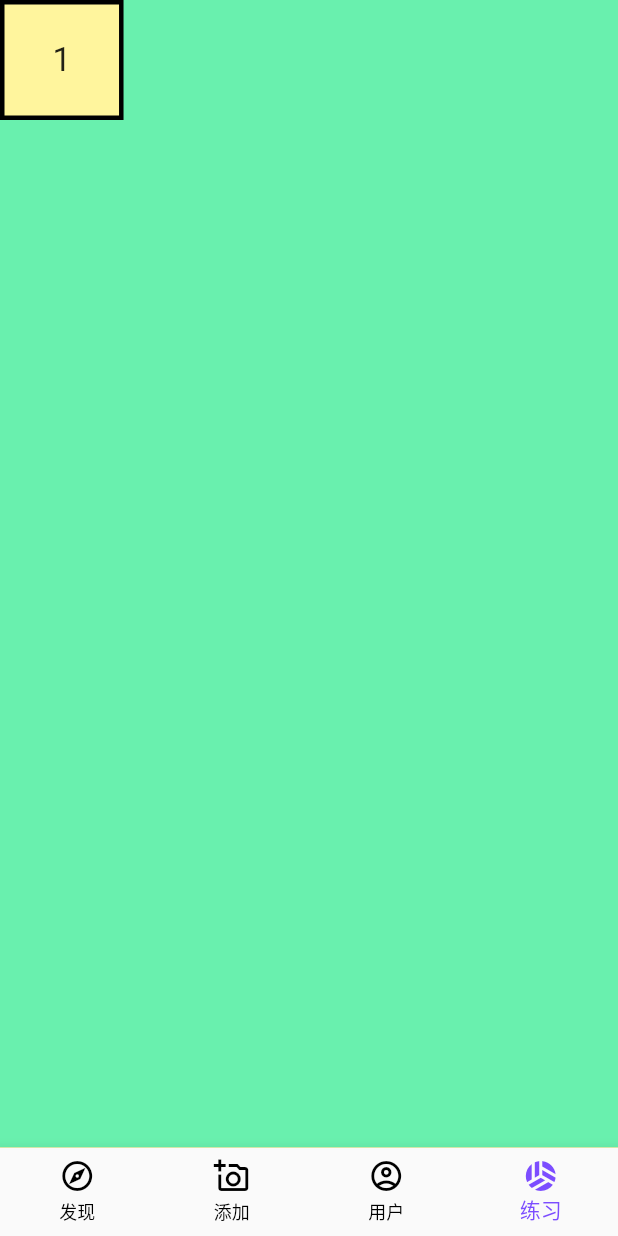
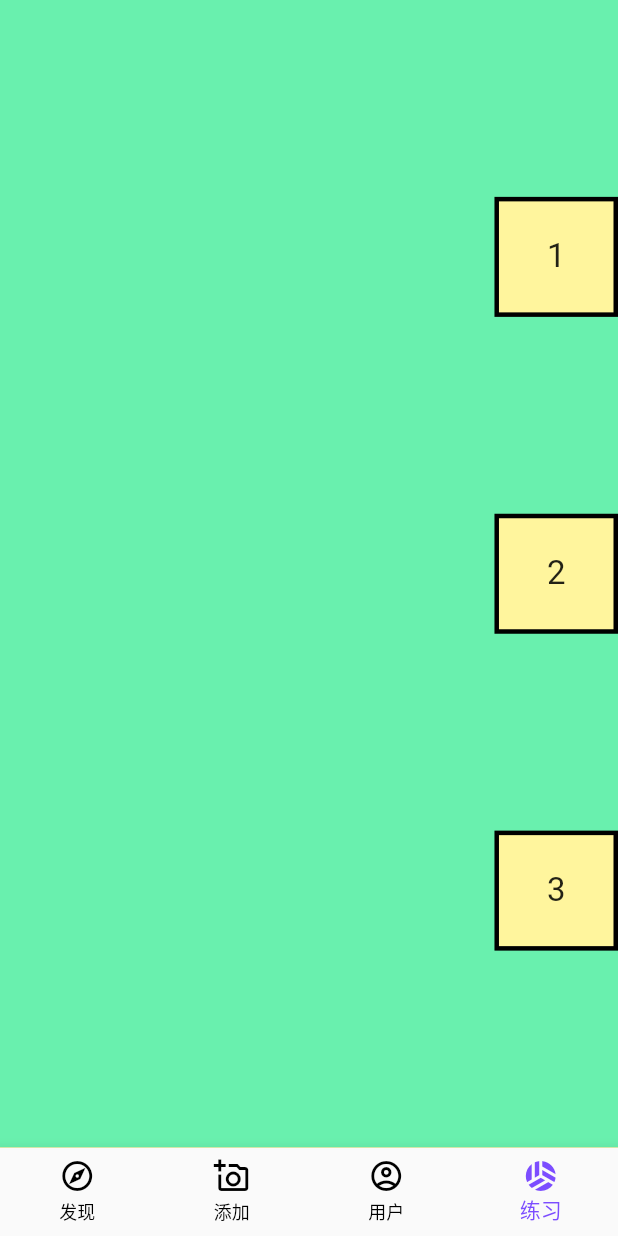
Before and after one commit to ninghao/xb2_flutter, a Flutter app: the screen it shows after launch, item 4 of the bottom bar chosen, on a phone screen of 412 x 824 dp. Run offline on Flutter 3.47's test engine with Material 2 defaults, Android fonts, the phone set to English and light mode, and no system bars; network calls fail.

Commit message:
Column：栏 / 列

```diff
--- a/lib/playground/layout/playground_layout.dart
+++ b/lib/playground/layout/playground_layout.dart
@@ -8,11 +8,14 @@ class PlaygroundLayout extends StatelessWidget {
       child: Container(
         color: Colors.greenAccent,
         child: SafeArea(
-          child: Center(
-            child: Align(
-              alignment: Alignment.topLeft,
-              child: PlaygroundLayoutItem('1'),
-            ),
+          child: Column(
+            mainAxisAlignment: MainAxisAlignment.spaceEvenly,
+            crossAxisAlignment: CrossAxisAlignment.end,
+            children: [
+              PlaygroundLayoutItem('1'),
+              PlaygroundLayoutItem('2'),
+              PlaygroundLayoutItem('3'),
+            ],
           ),
         ),
       ),
```
